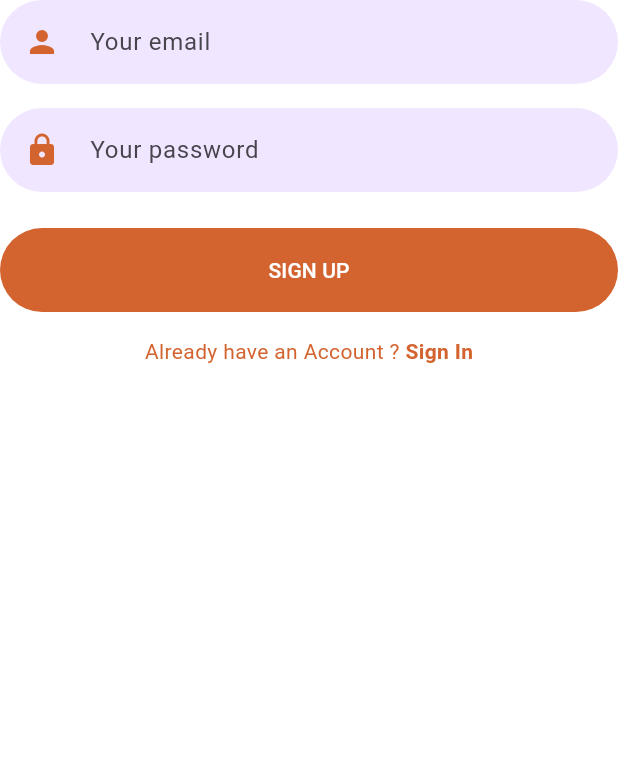
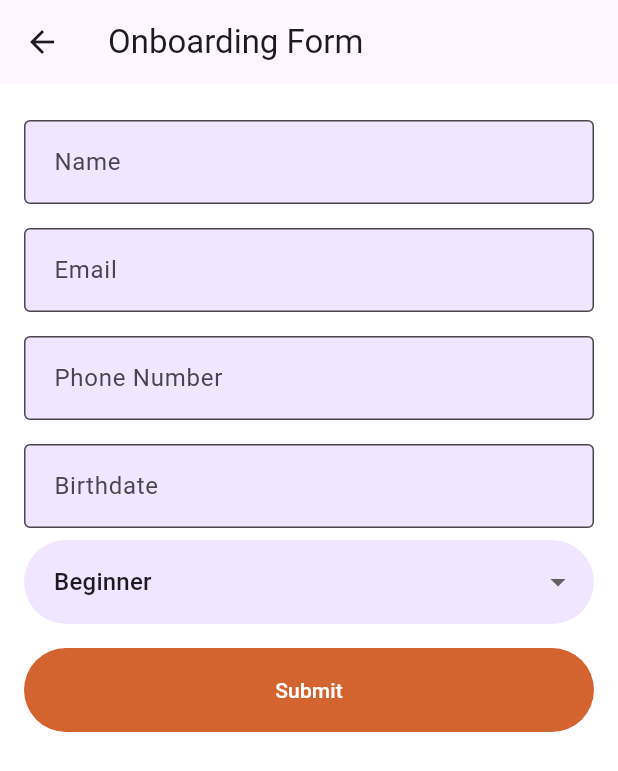
Before and after one commit to rnavyaprabha/Bowling-League-Scoring-Mobile, a Flutter app: the SignUpForm widget shown alone on an empty page, opened directly, after a tap on "SIGN UP", on a phone screen of 412 x 824 dp. Shown: the top 771 px of the screen. Run offline on Flutter 3.47's test engine with Material 3 defaults, Android fonts, the phone set to English and light mode, and no system bars; our stand-ins replace flutter_svg.

Commit message:
Adding onboarding form

```diff
--- /dev/null
+++ b/bowling_application/lib/Screens/Onboarding/components/Submit_btn.dart
@@ -0,0 +1,54 @@
+import 'package:flutter/material.dart';
+
+class OnboardingForm extends StatefulWidget {
+  const OnboardingForm({Key? key}) : super(key: key);
+
+  @override
+  _OnboardingFormState createState() => _OnboardingFormState();
+}
+
+class _OnboardingFormState extends State<OnboardingForm> {
+  TextEditingController nameController = TextEditingController();
+  TextEditingController emailController = TextEditingController();
+  TextEditingController phoneController = TextEditingController();
+  TextEditingController birthdateController = TextEditingController();
+  TextEditingController experienceController = TextEditingController();
+
+  @override
+  Widget build(BuildContext context) {
+    return Scaffold(
+      appBar: AppBar(
+        title: Text('Onboarding Form'),
+      ),
+      body: Padding(
+        padding: const EdgeInsets.all(16.0),
+        child: Column(
+          crossAxisAlignment: CrossAxisAlignment.stretch,
+          children: [
+            // Your text fields here
+
+            ElevatedButton(
+              onPressed: () {
+                // Handle submit logic here
+                // You can access the entered data using the controllers
+                String name = nameController.text;
+                String email = emailController.text;
+                String phone = phoneController.text;
+                String birthdate = birthdateController.text;
+                String experience = experienceController.text;
+
+                // Do something with the data (e.g., save to database)
+                print('Name: $name');
+                print('Email: $email');
+                print('Phone: $phone');
+                print('Birthdate: $birthdate');
+                print('Experience: $experience');
+              },
+              child: Text('Submit'),
+            ),
+          ],
+        ),
+      ),
+    );
+  }
+}
--- /dev/null
+++ b/bowling_application/lib/Screens/Onboarding/onboarding_form.dart
@@ -0,0 +1,153 @@
+import 'package:flutter/material.dart';
+
+class OnboardingForm extends StatefulWidget {
+  const OnboardingForm({Key? key}) : super(key: key);
+
+  @override
+  _OnboardingFormState createState() => _OnboardingFormState();
+}
+
+class _OnboardingFormState extends State<OnboardingForm> {
+  TextEditingController nameController = TextEditingController();
+  TextEditingController emailController = TextEditingController();
+  TextEditingController phoneController = TextEditingController();
+  TextEditingController birthdateController = TextEditingController();
+
+  String dropdownValue = 'Beginner'; // Default dropdown value
+
+  @override
+  Widget build(BuildContext context) {
+    return Scaffold(
+      appBar: AppBar(
+        title: Text('Onboarding Form'),
+      ),
+      body: Padding(
+        padding: const EdgeInsets.all(16.0),
+        child: Column(
+          crossAxisAlignment: CrossAxisAlignment.stretch,
+          children: [
+            // Form fields
+            _buildTextField("Name", nameController),
+            _buildTextField("Email", emailController),
+            _buildTextField("Phone Number", phoneController),
+            _buildTextField("Birthdate", birthdateController),
+
+            // Dropdown for experience
+            DropdownButtonFormField<String>(
+              value: dropdownValue,
+              onChanged: (String? newValue) {
+                setState(() {
+                  dropdownValue = newValue!;
+                });
+              },
+              items: <String>['Beginner', 'Intermediate', 'Pro']
+                  .map<DropdownMenuItem<String>>((String value) {
+                return DropdownMenuItem<String>(
+                  value: value,
+                  child: Text(value),
+                );
+              }).toList(),
+            ),
+
+            SizedBox(height: 16.0),
+
+            ElevatedButton(
+              onPressed: () {
+                // Implement logic to submit onboarding form data
+
+                // Validate form fields
+                if (_validate()) {
+                  String name = nameController.text;
+                  String email = emailController.text;
+                  String phoneNumber = phoneController.text;
+                  String birthdate = birthdateController.text;
+                  String experience = dropdownValue;
+
+                  // Now you can use the collected data as needed
+                  print("Name: $name");
+                  print("Email: $email");
+                  print("Phone Number: $phoneNumber");
+                  print("Birthdate: $birthdate");
+                  print("Experience at Game: $experience");
+                }
+              },
+              child: Text('Submit'),
+            ),
+          ],
+        ),
+      ),
+    );
+  }
+
+  Widget _buildTextField(String label, TextEditingController controller) {
+    return Padding(
+      padding: const EdgeInsets.symmetric(vertical: 8.0),
+      child: TextFormField(
+        controller: controller,
+        decoration: InputDecoration(
+          labelText: label,
+          border: OutlineInputBorder(),
+        ),
+        validator: (value) {
+          if (label == 'Name' && value != null) {
+            if (value.isEmpty) {
+              return 'Please enter your name';
+            } else if (!RegExp(r'^[a-zA-Z ]+$').hasMatch(value)) {
+              return 'Please enter a valid name';
+            }
+          } else if (label == 'Email' && value != null) {
+            if (value.isEmpty) {
+              return 'Please enter your email';
+            } else if (!RegExp(r'^[\w-\.]+@([\w-]+\.)+[\w-]{2,4}$').hasMatch(value)) {
+              return 'Please enter a valid email';
+            }
+          } else if (label == 'Phone Number' && value != null) {
+            if (value.isEmpty) {
+              return 'Please enter your phone number';
+            } else if (!RegExp(r'^[0-9]+$').hasMatch(value)) {
+              return 'Please enter a valid phone number';
+            }
+          } else if (label == 'Birthdate' && value != null) {
+            if (value.isEmpty) {
+              return 'Please enter your birthdate';
+            }
+            // You can add additional validation for birthdate if needed
+          }
+          return null;
+        },
+      ),
+    );
+  }
+
+  bool _validate() {
+    // Validate all form fields
+    if (nameController.text.isEmpty ||
+        emailController.text.isEmpty ||
+        phoneController.text.isEmpty ||
+        birthdateController.text.isEmpty) {
+      ScaffoldMessenger.of(context).showSnackBar(
+        const SnackBar(content: Text('Please fill in all fields')),
+      );
+      return false;
+    }
+    if (!RegExp(r'^[a-zA-Z ]+$').hasMatch(nameController.text)) {
+      ScaffoldMessenger.of(context).showSnackBar(
+        const SnackBar(content: Text('Please enter a valid name')),
+      );
+      return false;
+    }
+    if (!RegExp(r'^[\w-\.]+@([\w-]+\.)+[\w-]{2,4}$').hasMatch(emailController.text)) {
+      ScaffoldMessenger.of(context).showSnackBar(
+        const SnackBar(content: Text('Please enter a valid email')),
+      );
+      return false;
+    }
+    if (!RegExp(r'^[0-9]+$').hasMatch(phoneController.text)) {
+      ScaffoldMessenger.of(context).showSnackBar(
+        const SnackBar(content: Text('Please enter a valid phone number')),
+      );
+      return false;
+    }
+    return true;
+  }
+}
--- a/bowling_application/lib/Screens/Signup/components/signup_form.dart
+++ b/bowling_application/lib/Screens/Signup/components/signup_form.dart
@@ -3,6 +3,7 @@ import 'package:flutter/material.dart';
 import '../../../components/already_have_an_account_acheck.dart';
 import '../../../constants.dart';
 import '../../Login/login_screen.dart';
+import '../../Onboarding/onboarding_form.dart'; // Import the OnboardingForm widget
 
 class SignUpForm extends StatelessWidget {
   const SignUpForm({
@@ -44,9 +45,16 @@ class SignUpForm extends StatelessWidget {
           ),
           const SizedBox(height: defaultPadding / 2),
           ElevatedButton(
-            onPressed: () {},
-            child: Text("Sign Up".toUpperCase()),
-          ),
+           onPressed: () {
+            // Navigate to the onboarding form page
+          Navigator.push(
+           context,
+           MaterialPageRoute(builder: (context) => OnboardingForm()),
+    );
+  },
+  child: Text("Sign Up".toUpperCase()),
+),
+
           const SizedBox(height: defaultPadding),
           AlreadyHaveAnAccountCheck(
             login: false,
```
